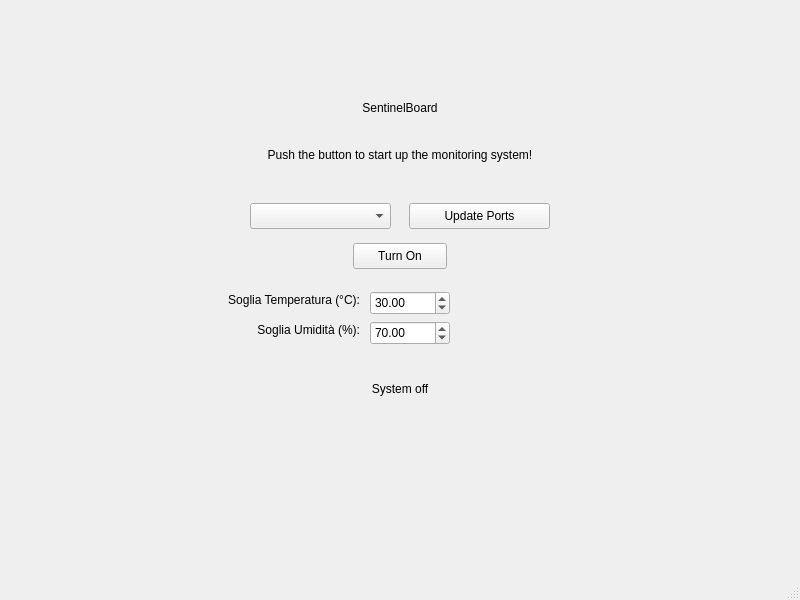
Qt form SentinelBoard/forms/mainwindow.ui (NicoloVinci/sentinelboard-qt) before a commit.
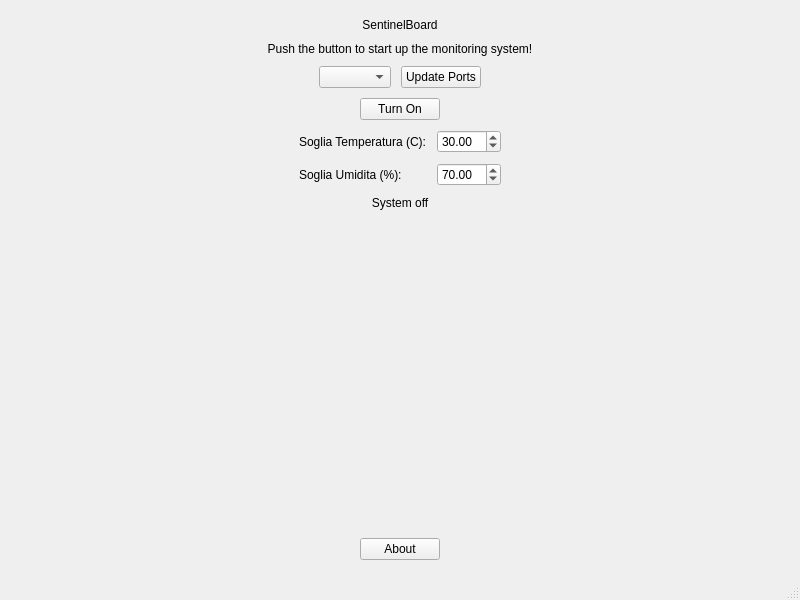
The same form after that commit.

What changed in the file:
```diff
--- a/SentinelBoard/forms/mainwindow.ui
+++ b/SentinelBoard/forms/mainwindow.ui
@@ -14,91 +14,151 @@
    <string>SentinelBoard</string>
   </property>
   <widget class="QWidget" name="centralwidget">
+   <layout class="QVBoxLayout" name="centralLayout">
+    <item>
    <widget class="QStackedWidget" name="stackedWidget">
-    <property name="geometry">
-     <rect>
-      <x>0</x>
-      <y>23</y>
-      <width>800</width>
-      <height>554</height>
-     </rect>
-    </property>
-    <property name="currentIndex">
-     <number>0</number>
-    </property>
+      <property name="currentIndex"><number>0</number></property>
 
     <widget class="QWidget" name="pageStart">
+       <layout class="QVBoxLayout" name="pageStartLayout">
+        <property name="spacing"><number>10</number></property>
+        <item>
      <widget class="QLabel" name="labelTitle">
-      <property name="geometry">
-       <rect><x>0</x><y>60</y><width>800</width><height>51</height></rect>
-      </property>
       <property name="text"><string>SentinelBoard</string></property>
-      <property name="textFormat"><enum>Qt::TextFormat::RichText</enum></property>
       <property name="alignment"><set>Qt::AlignmentFlag::AlignCenter</set></property>
      </widget>
+        </item>
+        <item>
      <widget class="QLabel" name="labelSubtitle">
-      <property name="geometry">
-       <rect><x>0</x><y>111</y><width>800</width><height>41</height></rect>
-      </property>
       <property name="text"><string>Push the button to start up the monitoring system!</string></property>
-      <property name="textFormat"><enum>Qt::TextFormat::PlainText</enum></property>
       <property name="alignment"><set>Qt::AlignmentFlag::AlignCenter</set></property>
      </widget>
+        </item>
+        <item>
+         <layout class="QHBoxLayout">
+          <item>
+           <spacer>
+            <property name="orientation"><enum>Qt::Horizontal</enum></property>
+            <property name="sizeHint" stdset="0"><size><width>40</width><height>20</height></size></property>
+           </spacer>
+          </item>
+          <item>
      <widget class="QComboBox" name="comboPorts">
-      <property name="geometry">
-       <rect><x>250</x><y>180</y><width>141</width><height>26</height></rect>
-      </property>
-     </widget>
+            <property name="minimumWidth"><number>140</number></property>
+           </widget>
+          </item>
+          <item>
      <widget class="QPushButton" name="btnRefreshPorts">
-      <property name="geometry">
-       <rect><x>409</x><y>180</y><width>141</width><height>26</height></rect>
-      </property>
       <property name="text"><string>Update Ports</string></property>
      </widget>
+          </item>
+          <item>
+           <spacer>
+            <property name="orientation"><enum>Qt::Horizontal</enum></property>
+            <property name="sizeHint" stdset="0"><size><width>40</width><height>20</height></size></property>
+           </spacer>
+          </item>
+         </layout>
+        </item>
+        <item>
+         <layout class="QHBoxLayout">
+          <item>
+           <spacer>
+            <property name="orientation"><enum>Qt::Horizontal</enum></property>
+            <property name="sizeHint" stdset="0"><size><width>40</width><height>20</height></size></property>
+           </spacer>
+          </item>
+          <item>
      <widget class="QPushButton" name="btnStartSystem">
-      <property name="geometry">
-       <rect><x>353</x><y>220</y><width>94</width><height>26</height></rect>
-      </property>
       <property name="text"><string>Turn On</string></property>
      </widget>
+          </item>
+          <item>
+           <spacer>
+            <property name="orientation"><enum>Qt::Horizontal</enum></property>
+            <property name="sizeHint" stdset="0"><size><width>40</width><height>20</height></size></property>
+           </spacer>
+          </item>
+         </layout>
+        </item>
+        <item>
+         <layout class="QHBoxLayout">
+          <item>
+           <spacer>
+            <property name="orientation"><enum>Qt::Horizontal</enum></property>
+            <property name="sizeHint" stdset="0"><size><width>40</width><height>20</height></size></property>
+           </spacer>
+          </item>
+          <item>
+           <layout class="QFormLayout">
+            <item row="0" column="0">
      <widget class="QLabel" name="labelThresholdTemp">
-      <property name="geometry">
-       <rect><x>200</x><y>270</y><width>160</width><height>20</height></rect>
-      </property>
-      <property name="text"><string>Soglia Temperatura (°C):</string></property>
-      <property name="alignment"><set>Qt::AlignmentFlag::AlignRight</set></property>
-     </widget>
+              <property name="text"><string>Soglia Temperatura (C):</string></property>
+             </widget>
+            </item>
+            <item row="0" column="1">
      <widget class="QDoubleSpinBox" name="spinThresholdTemp">
-      <property name="geometry">
-       <rect><x>370</x><y>268</y><width>80</width><height>24</height></rect>
-      </property>
       <property name="value"><double>30.0</double></property>
       <property name="minimum"><double>0.0</double></property>
       <property name="maximum"><double>50.0</double></property>
      </widget>
+            </item>
+            <item row="1" column="0">
      <widget class="QLabel" name="labelThresholdHum">
-      <property name="geometry">
-       <rect><x>200</x><y>300</y><width>160</width><height>20</height></rect>
-      </property>
-      <property name="text"><string>Soglia Umidità (%):</string></property>
-      <property name="alignment"><set>Qt::AlignmentFlag::AlignRight</set></property>
-     </widget>
+              <property name="text"><string>Soglia Umidita (%):</string></property>
+             </widget>
+            </item>
+            <item row="1" column="1">
      <widget class="QDoubleSpinBox" name="spinThresholdHum">
-      <property name="geometry">
-       <rect><x>370</x><y>298</y><width>80</width><height>24</height></rect>
-      </property>
       <property name="value"><double>70.0</double></property>
       <property name="minimum"><double>0.0</double></property>
       <property name="maximum"><double>100.0</double></property>
      </widget>
+            </item>
+           </layout>
+          </item>
+          <item>
+           <spacer>
+            <property name="orientation"><enum>Qt::Horizontal</enum></property>
+            <property name="sizeHint" stdset="0"><size><width>40</width><height>20</height></size></property>
+           </spacer>
+          </item>
+         </layout>
+        </item>
+        <item>
      <widget class="QLabel" name="labelStartupStatus">
-      <property name="geometry">
-       <rect><x>0</x><y>340</y><width>800</width><height>51</height></rect>
-      </property>
       <property name="text"><string>System off</string></property>
-      <property name="textFormat"><enum>Qt::TextFormat::PlainText</enum></property>
       <property name="alignment"><set>Qt::AlignmentFlag::AlignCenter</set></property>
      </widget>
+        </item>
+        <item>
+         <spacer>
+          <property name="orientation"><enum>Qt::Vertical</enum></property>
+          <property name="sizeHint" stdset="0"><size><width>20</width><height>40</height></size></property>
+         </spacer>
+        </item>
+        <item>
+         <layout class="QHBoxLayout">
+          <item>
+           <spacer>
+            <property name="orientation"><enum>Qt::Horizontal</enum></property>
+            <property name="sizeHint" stdset="0"><size><width>40</width><height>20</height></size></property>
+           </spacer>
+          </item>
+          <item>
+           <widget class="QPushButton" name="btnAbout">
+            <property name="text"><string>About</string></property>
+           </widget>
+          </item>
+          <item>
+           <spacer>
+            <property name="orientation"><enum>Qt::Horizontal</enum></property>
+            <property name="sizeHint" stdset="0"><size><width>40</width><height>20</height></size></property>
+           </spacer>
+          </item>
+         </layout>
+        </item>
+       </layout>
     </widget>
 
     <widget class="QWidget" name="pageDashboard">
@@ -172,7 +232,67 @@
      </widget>
     </widget>
 
-   </widget>
+      <widget class="QWidget" name="pageAbout">
+       <layout class="QVBoxLayout" name="pageAboutLayout">
+        <property name="spacing"><number>16</number></property>
+        <item>
+         <spacer>
+          <property name="orientation"><enum>Qt::Vertical</enum></property>
+          <property name="sizeHint" stdset="0"><size><width>20</width><height>40</height></size></property>
+         </spacer>
+        </item>
+        <item>
+         <widget class="QLabel" name="labelAboutTitle">
+          <property name="text"><string>SentinelBoard</string></property>
+          <property name="alignment"><set>Qt::AlignmentFlag::AlignCenter</set></property>
+         </widget>
+        </item>
+        <item>
+         <widget class="QLabel" name="labelAboutText">
+          <property name="text"><string>Sistema di monitoraggio ambientale basato su Arduino UNO R3.
+
+Sensori: DHT22 (temperatura e umidità), LDR (luce)
+Interfaccia: Qt 6 - C++17
+Protocollo: seriale 115200 baud
+
+Progetto scolastico - Anno 2025/2026</string></property>
+          <property name="alignment"><set>Qt::AlignmentFlag::AlignCenter</set></property>
+          <property name="wordWrap"><bool>true</bool></property>
+         </widget>
+        </item>
+        <item>
+         <spacer>
+          <property name="orientation"><enum>Qt::Vertical</enum></property>
+          <property name="sizeHint" stdset="0"><size><width>20</width><height>40</height></size></property>
+         </spacer>
+        </item>
+        <item>
+         <layout class="QHBoxLayout">
+          <item>
+           <spacer>
+            <property name="orientation"><enum>Qt::Horizontal</enum></property>
+            <property name="sizeHint" stdset="0"><size><width>40</width><height>20</height></size></property>
+           </spacer>
+          </item>
+          <item>
+           <widget class="QPushButton" name="btnBackFromAbout">
+            <property name="text"><string>Indietro</string></property>
+           </widget>
+          </item>
+          <item>
+           <spacer>
+            <property name="orientation"><enum>Qt::Horizontal</enum></property>
+            <property name="sizeHint" stdset="0"><size><width>40</width><height>20</height></size></property>
+           </spacer>
+          </item>
+         </layout>
+        </item>
+       </layout>
+      </widget>
+
+     </widget>
+    </item>
+   </layout>
   </widget>
   <widget class="QMenuBar" name="menubar">
    <property name="geometry">
```
Left out of the diff: 142 changed lines with no effect on the pictures. Lines whose indentation alone changed are shown as unchanged.
